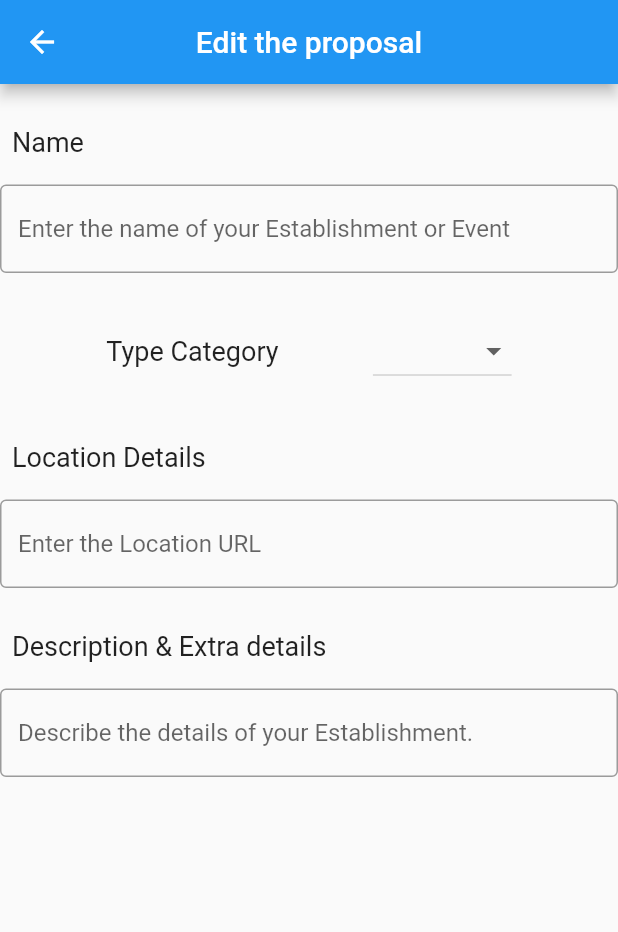
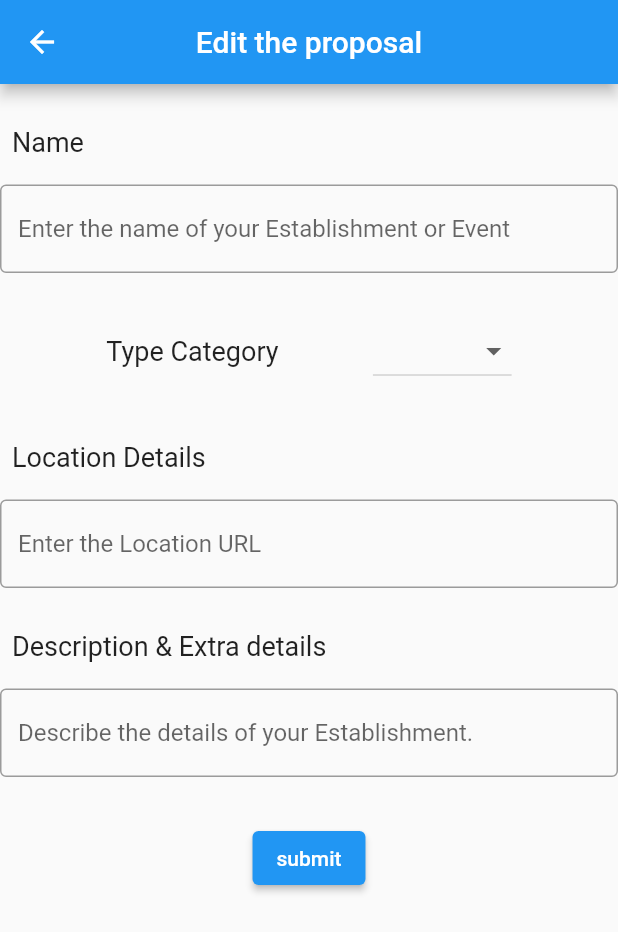
Before and after one commit to YousifT/Nomad_Application, a Flutter app: the EditingPage screen opened directly with empty values, on a phone screen of 412 x 824 dp. Shown: the top 932 px of the screen. Run offline on Flutter 3.47's test engine with Material 2 defaults, Android fonts, the phone set to English and light mode, and no system bars; our stand-ins replace carousel_slider, cloud_firestore, firebase_auth, firebase_core, location; accounts and stored records are empty; statements that could not run were skipped.

Commit message:
EditForm updates DB

```diff
--- a/nomad/lib/Pages/Admin_Pages/FormEdit_Page.dart
+++ b/nomad/lib/Pages/Admin_Pages/FormEdit_Page.dart
@@ -1,5 +1,7 @@
+import 'package:cloud_firestore/cloud_firestore.dart';
 import 'package:flutter/src/widgets/framework.dart';
 import 'package:flutter/src/widgets/placeholder.dart';
+import 'package:nomad/Pages/Admin_Pages/Admin_Page.dart';
 import 'package:nomad/Pages/Admin_Pages/Proposals_page.dart';
 import 'package:flutter/material.dart';
 
@@ -16,17 +18,29 @@ class EditingPage extends StatefulWidget {
 class _EditingPageState extends State<EditingPage> {
   @override
   Widget build(BuildContext context) {
-    print("name, category, location, description");
-    print(widget.proposal.name);
+    TextEditingController nameController =
+        TextEditingController(text: widget.proposal.name);
+    TextEditingController locationController =
+        TextEditingController(text: widget.proposal.location);
+    TextEditingController descriptionController =
+        TextEditingController(text: widget.proposal.description);
 
-    print(widget.proposal.category);
-    print(widget.proposal.location);
+    submitEdit() {
+      var ID_holder = widget.proposal.id;
+      CollectionReference database =
+          FirebaseFirestore.instance.collection('proposals');
 
-    print(widget.proposal.description);
+      database.doc(ID_holder).update({
+        'title': nameController.text,
+        'category': widget.proposal.category,
+        'description': descriptionController.text,
+        'location': locationController.text,
+        'user': widget.proposal.user,
+        'ID': ID_holder
+      }).then((value) => Navigator.pushReplacement(
+          context, MaterialPageRoute(builder: (context) => const AdminPage())));
+    }
 
-    TextEditingController nameController = TextEditingController();
-    TextEditingController locationController = TextEditingController();
-    TextEditingController descriptionController = TextEditingController();
     return Scaffold(
       appBar: AppBar(
         title: const Text('Edit the proposal'),
@@ -51,7 +65,7 @@ class _EditingPageState extends State<EditingPage> {
               ),
               SizedBox(height: 10),
               TextFormField(
-                  initialValue: widget.proposal.name,
+                  controller: nameController,
                   decoration: const InputDecoration(
                     hintText: 'Enter the name of your Establishment or Event',
                     border: OutlineInputBorder(),
@@ -99,7 +113,7 @@ class _EditingPageState extends State<EditingPage> {
               ),
               SizedBox(height: 10),
               TextFormField(
-                  initialValue: widget.proposal.location,
+                  controller: locationController,
                   decoration: InputDecoration(
                     hintText: 'Enter the Location URL',
                     border: OutlineInputBorder(),
@@ -120,16 +134,18 @@ class _EditingPageState extends State<EditingPage> {
               ),
               SizedBox(height: 10),
               TextFormField(
-                  initialValue: widget.proposal.description,
+                  controller: descriptionController,
                   decoration: InputDecoration(
                     hintText: 'Describe the details of your Establishment.',
                     border: OutlineInputBorder(),
-                  ))
+                  )),
+              SizedBox(height: 30),
+              ElevatedButton(
+                  onPressed: () => submitEdit(), child: Text("submit"))
 
               // Upload Images *Optional
 
               // Submit Form button
-              // Submitted By: User email info.
             ],
           ),
         ),
--- a/nomad/lib/Pages/Admin_Pages/Proposals_page.dart
+++ b/nomad/lib/Pages/Admin_Pages/Proposals_page.dart
@@ -21,6 +21,7 @@ Future<void>? getProposals(var context) async {
   List<dynamic> result = snapshot.docs.map((doc) => doc.data()).toList();
 
   int i;
+  list_of_Proposals = [];
 
   for (i = 0; i < result.length; i++) {
     Proposal p = Proposal(
```
